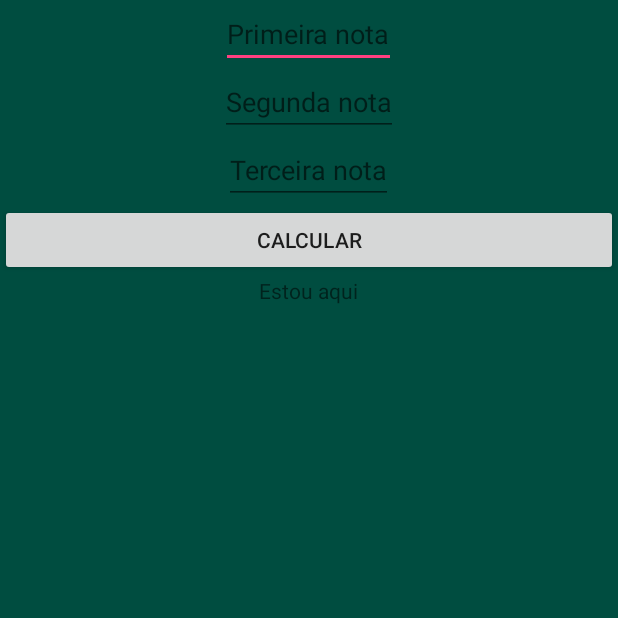
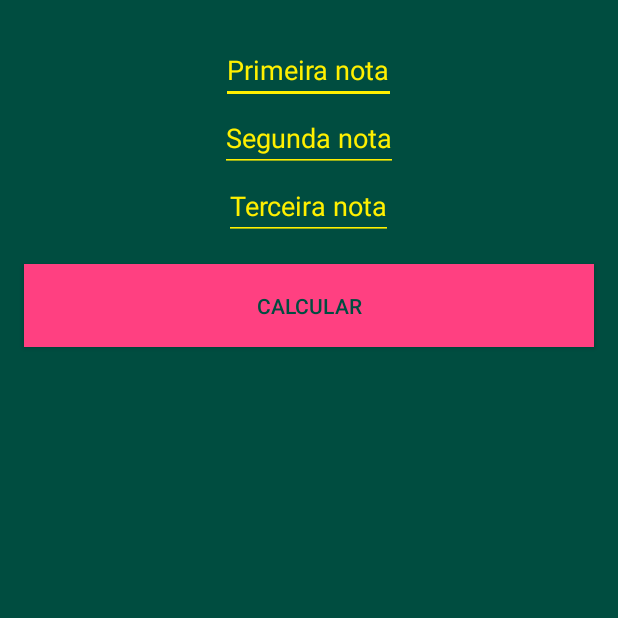
Before and after one commit to Liellison/CalcUERN, an Android app: the Horas90Activity screen opened directly, with no data from a screen before it, on a phone screen of 412 x 824 dp, the top half of it. Run offline under Robolectric (Android 15) with nearby library versions, the phone set to English and light mode, and no system bars.

Commit message:
# Versão 0.0.3
1. Melhorias nas cores em geral do aplicativo
2. Melhorias no calculo das medias
3. Organização das strings

```diff
--- a/app/src/main/java/com/liellison/calcuern/MainActivity.java
+++ b/app/src/main/java/com/liellison/calcuern/MainActivity.java
@@ -5,6 +5,9 @@ import android.content.Intent;
 import android.os.Bundle;
 import android.view.View;
 import android.widget.Button;
+
+import com.liellison.calcuern.R;
+
 
 /**
  * Created by liellison on 27/06/16.
--- a/app/src/main/res/layout/activity_90horas.xml
+++ b/app/src/main/res/layout/activity_90horas.xml
@@ -1,6 +1,7 @@
 <?xml version="1.0" encoding="utf-8"?>
 <LinearLayout xmlns:android="http://schemas.android.com/apk/res/android"
-    android:orientation="vertical" android:layout_width="match_parent"
+    android:orientation="vertical"
+    android:layout_width="match_parent"
     android:layout_height="match_parent"
     android:background="#004D40">
 
@@ -10,31 +11,47 @@
         android:layout_gravity="center_horizontal"
         android:inputType="numberDecimal"
         android:id="@+id/nota1"
-        android:hint="Primeira nota"/>
+        android:hint="@string/pNota"
+        android:layout_marginTop="24dp"
+        android:textColorHint="#fff000"
+        android:backgroundTint="#fff000"
+        android:textColor="#FF4081"/>
+
     <EditText
-        android:layout_width="wrap_content"
-        android:layout_height="wrap_content"
-        android:inputType="numberDecimal"
-        android:layout_gravity="center_horizontal"
         android:id="@+id/nota2"
-        android:hint="Segunda nota"/>
-    <EditText
         android:layout_width="wrap_content"
         android:layout_height="wrap_content"
         android:layout_gravity="center_horizontal"
+        android:hint="@string/sNota"
         android:inputType="numberDecimal"
+        android:textColorHint="#fff000"
+        android:backgroundTint="#fff000"
+        android:textColor="#FF4081"/>
+
+    <EditText
         android:id="@+id/nota3"
-        android:hint="Terceira nota"/>
+        android:layout_width="wrap_content"
+        android:layout_height="wrap_content"
+        android:layout_gravity="center_horizontal"
+        android:textColorHint="#fff000"
+        android:backgroundTint="#fff000"
+        android:hint="@string/tNota"
+        android:inputType="numberDecimal"
+        android:textColor="#FF4081"/>
     <Button
         android:layout_width="match_parent"
-        android:layout_height="wrap_content"
-        android:text="Calcular"
-        android:id="@+id/btCalc90"/>
+        android:layout_height="55dp"
+        android:text="@string/calc"
+        android:id="@+id/btCalc90"
+        android:layout_margin="16dp"
+        android:background="#FF4081"
+        android:textColor="#004D40"/>
     <TextView
         android:layout_width="wrap_content"
         android:layout_height="wrap_content"
-        android:text="Estou aqui"
         android:layout_gravity="center"
-        android:id="@+id/text90"/>
+        android:id="@+id/text90"
+        android:layout_marginTop="16dp"
+        android:textColor="#fff000"/>
 
 </LinearLayout>
--- a/app/src/main/res/layout/activity_main.xml
+++ b/app/src/main/res/layout/activity_main.xml
@@ -3,10 +3,7 @@
     xmlns:tools="http://schemas.android.com/tools"
     android:layout_width="match_parent"
     android:layout_height="match_parent"
-    android:paddingBottom="@dimen/activity_vertical_margin"
-    android:paddingLeft="@dimen/activity_horizontal_margin"
-    android:paddingRight="@dimen/activity_horizontal_margin"
-    android:paddingTop="@dimen/activity_vertical_margin"
+    android:background="#004D40"
     tools:context="com.liellison.calcuern.MainActivity">
 
     <Button
--- a/app/src/main/res/values/strings.xml
+++ b/app/src/main/res/values/strings.xml
@@ -1,3 +1,14 @@
 <resources>
     <string name="app_name">CalcUERN</string>
+
+    <!-- Strings dos buttons -->
+    <string name="bt90">Disciplina de 90h/60h</string>
+    <string name="bt30">Disciplina de 30h</string>
+    <string name="calc">Calcular</string>
+
+    <!-- Strings dos textviews -->
+    <string name="pNota">Primeira nota</string>
+    <string name="sNota">Segunda nota</string>
+    <string name="tNota">Terceira nota</string>
+
 </resources>
--- a/build.gradle
+++ b/build.gradle
@@ -5,7 +5,7 @@ buildscript {
         jcenter()
     }
     dependencies {
-        classpath 'com.android.tools.build:gradle:2.2.3'
+        classpath 'com.android.tools.build:gradle:2.3.1'
 
         // NOTE: Do not place your application dependencies here; they belong
         // in the individual module build.gradle files
```
Also changed, not shown: app/build.gradle (+6 -1 lines), app/src/main/java/com/liellison/calcuern/Horas30Activity.java (+11 -10 lines), app/src/main/java/com/liellison/calcuern/Horas90Activity.java (+14 -7 lines), app/src/main/res/layout/activity_30horas.xml (+17 -8 lines), gradle/wrapper/gradle-wrapper.properties, 5 other files.
